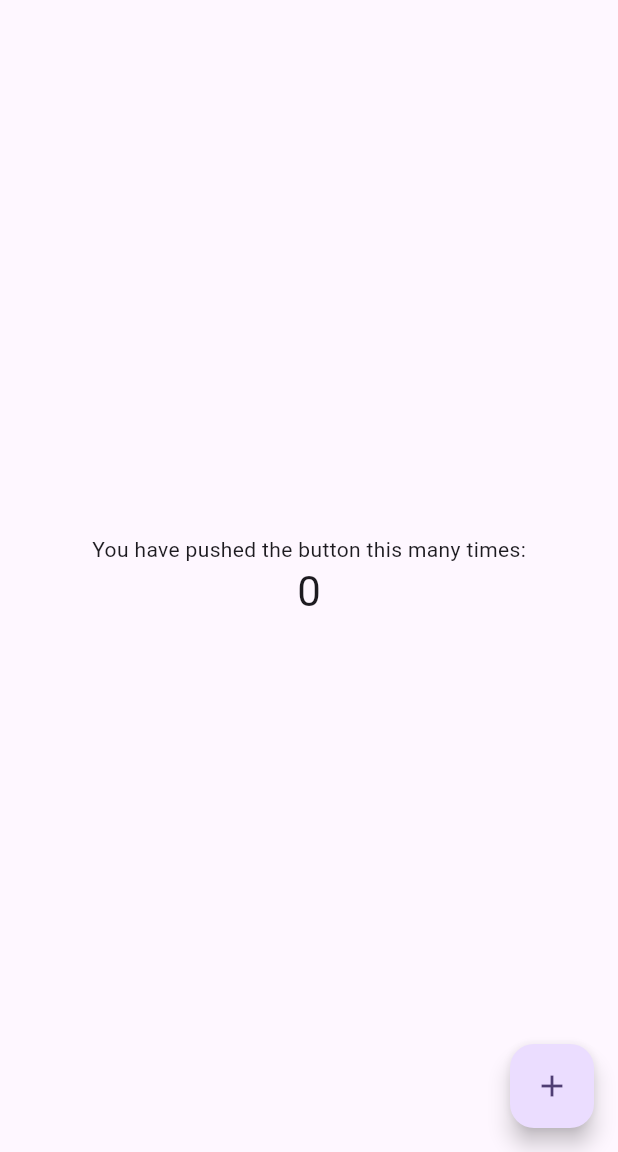
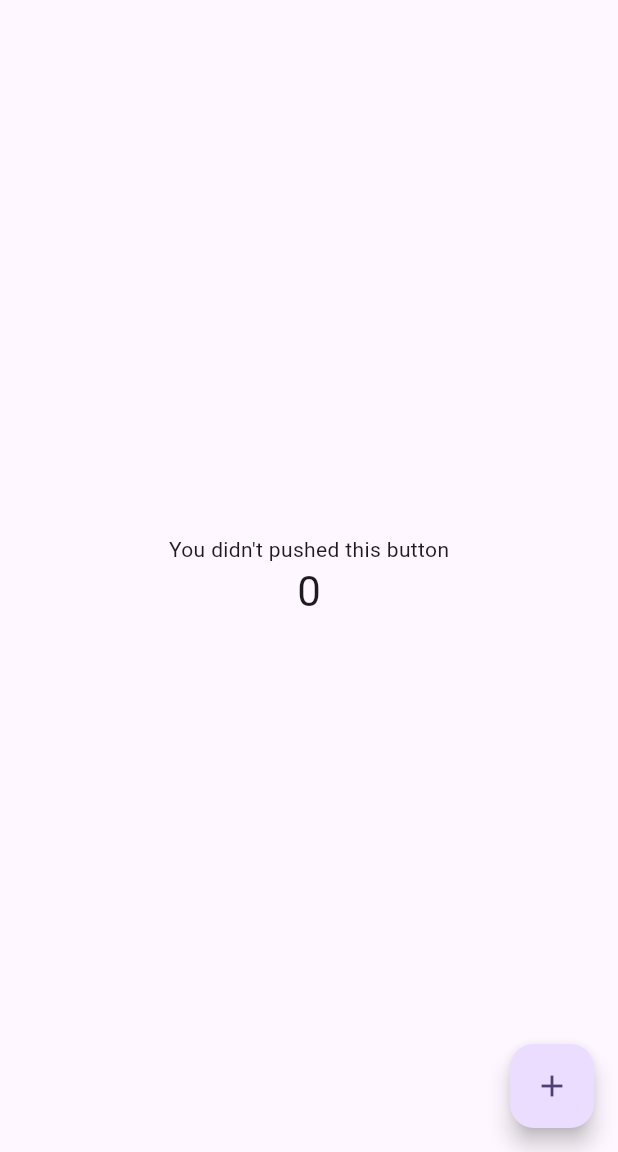
Before and after one commit to mhrhabib/provider_state, a Flutter app: the screen it shows after launch, on a phone screen of 412 x 824 dp, the part 84-1236 px from its top. Run offline on Flutter 3.47's test engine with Material 3 defaults, Android fonts, the phone set to English and light mode, and no system bars.

Commit message:
text changes

```diff
--- a/lib/main.dart
+++ b/lib/main.dart
@@ -50,7 +50,7 @@ class _MyHomePageState extends State<MyHomePage> {
           mainAxisAlignment: MainAxisAlignment.center,
           children: <Widget>[
             const Text(
-              'You have pushed the button this many times:',
+              'You didn\'t pushed this button',
             ),
             Text(
               '$_counter',
```
